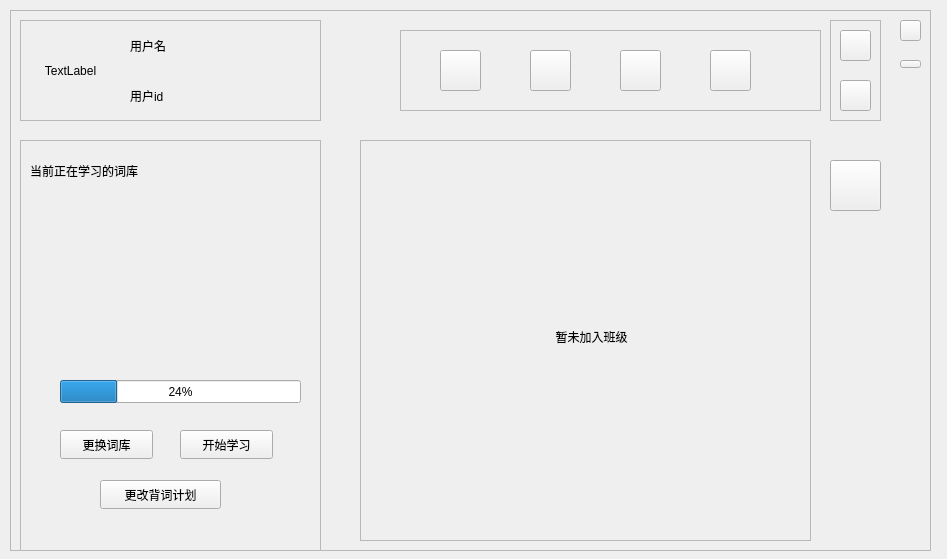
Above: student_main.ui from duoaidaoc/word-memorize-software before the change. Below: the same form after it.
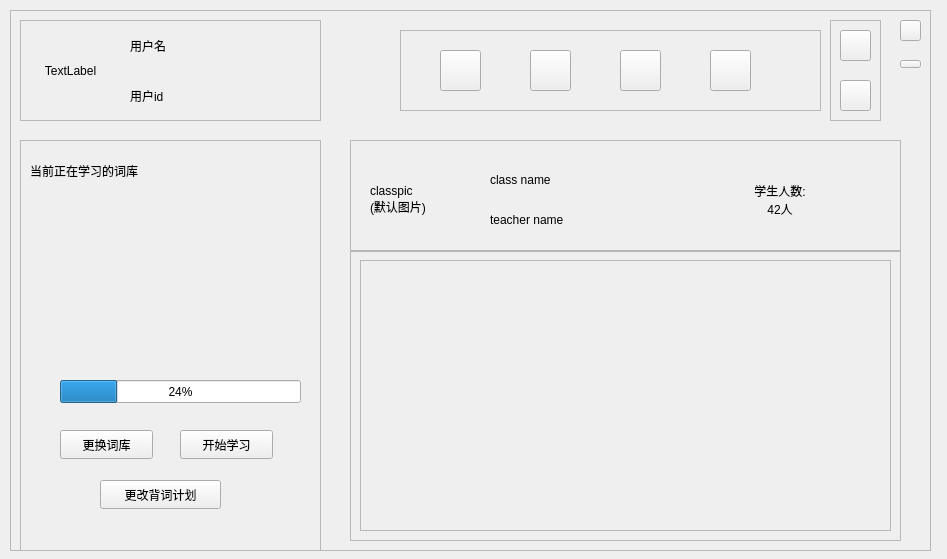
That is the form after the change.

Patch:
```diff
--- a/student_main.ui
+++ b/student_main.ui
@@ -151,10 +151,10 @@
      </rect>
     </property>
     <property name="currentIndex">
-     <number>3</number>
+     <number>5</number>
     </property>
     <widget class="QWidget" name="start_page">
-     <widget class="QLabel" name="label_6">
+     <widget class="QLabel" name="start_label">
       <property name="geometry">
        <rect>
         <x>10</x>
@@ -324,7 +324,7 @@
        <rect>
         <x>10</x>
         <y>10</y>
-        <width>451</width>
+        <width>481</width>
         <height>401</height>
        </rect>
       </property>
@@ -342,11 +342,11 @@
         <rect>
          <x>0</x>
          <y>0</y>
-         <width>449</width>
+         <width>479</width>
          <height>399</height>
         </rect>
        </property>
-       <widget class="QLabel" name="label_13">
+       <widget class="QLabel" name="class_label">
         <property name="geometry">
          <rect>
           <x>160</x>
@@ -367,10 +367,10 @@
      <widget class="QPushButton" name="pushButton_2">
       <property name="geometry">
        <rect>
-        <x>480</x>
-        <y>30</y>
-        <width>51</width>
-        <height>51</height>
+        <x>510</x>
+        <y>20</y>
+        <width>31</width>
+        <height>31</height>
        </rect>
       </property>
       <property name="text">
@@ -378,6 +378,167 @@
       </property>
      </widget>
     </widget>
+    <widget class="QWidget" name="task_page">
+     <widget class="QScrollArea" name="scrollArea_task">
+      <property name="geometry">
+       <rect>
+        <x>10</x>
+        <y>10</y>
+        <width>531</width>
+        <height>401</height>
+       </rect>
+      </property>
+      <property name="verticalScrollBarPolicy">
+       <enum>Qt::ScrollBarAlwaysOff</enum>
+      </property>
+      <property name="horizontalScrollBarPolicy">
+       <enum>Qt::ScrollBarAlwaysOff</enum>
+      </property>
+      <property name="widgetResizable">
+       <bool>true</bool>
+      </property>
+      <widget class="QWidget" name="task_contents">
+       <property name="geometry">
+        <rect>
+         <x>0</x>
+         <y>0</y>
+         <width>529</width>
+         <height>399</height>
+        </rect>
+       </property>
+       <widget class="QLabel" name="task_label">
+        <property name="geometry">
+         <rect>
+          <x>170</x>
+          <y>180</y>
+          <width>171</width>
+          <height>31</height>
+         </rect>
+        </property>
+        <property name="text">
+         <string>暂无任务</string>
+        </property>
+        <property name="alignment">
+         <set>Qt::AlignCenter</set>
+        </property>
+       </widget>
+      </widget>
+     </widget>
+    </widget>
+    <widget class="QWidget" name="class_detail_page">
+     <widget class="QFrame" name="class_detail_contents">
+      <property name="geometry">
+       <rect>
+        <x>0</x>
+        <y>10</y>
+        <width>551</width>
+        <height>401</height>
+       </rect>
+      </property>
+      <property name="frameShape">
+       <enum>QFrame::StyledPanel</enum>
+      </property>
+      <property name="frameShadow">
+       <enum>QFrame::Raised</enum>
+      </property>
+      <widget class="QLabel" name="label_6">
+       <property name="geometry">
+        <rect>
+         <x>20</x>
+         <y>20</y>
+         <width>80</width>
+         <height>80</height>
+        </rect>
+       </property>
+       <property name="text">
+        <string>classpic
+(默认图片)</string>
+       </property>
+      </widget>
+      <widget class="QLabel" name="label_14">
+       <property name="geometry">
+        <rect>
+         <x>140</x>
+         <y>60</y>
+         <width>200</width>
+         <height>40</height>
+        </rect>
+       </property>
+       <property name="text">
+        <string>teacher name</string>
+       </property>
+      </widget>
+      <widget class="QScrollArea" name="student_scroll">
+       <property name="geometry">
+        <rect>
+         <x>10</x>
+         <y>120</y>
+         <width>531</width>
+         <height>271</height>
+        </rect>
+       </property>
+       <property name="widgetResizable">
+        <bool>true</bool>
+       </property>
+       <widget class="QWidget" name="student_display">
+        <property name="geometry">
+         <rect>
+          <x>0</x>
+          <y>0</y>
+          <width>529</width>
+          <height>269</height>
+         </rect>
+        </property>
+       </widget>
+      </widget>
+      <widget class="QLabel" name="label_13">
+       <property name="geometry">
+        <rect>
+         <x>140</x>
+         <y>20</y>
+         <width>200</width>
+         <height>40</height>
+        </rect>
+       </property>
+       <property name="text">
+        <string>class name</string>
+       </property>
+      </widget>
+      <widget class="QLabel" name="label_15">
+       <property name="geometry">
+        <rect>
+         <x>390</x>
+         <y>20</y>
+         <width>80</width>
+         <height>80</height>
+        </rect>
+       </property>
+       <property name="text">
+        <string>学生人数:
+42人</string>
+       </property>
+       <property name="alignment">
+        <set>Qt::AlignCenter</set>
+       </property>
+      </widget>
+      <widget class="QFrame" name="div_line">
+       <property name="geometry">
+        <rect>
+         <x>0</x>
+         <y>110</y>
+         <width>551</width>
+         <height>2</height>
+        </rect>
+       </property>
+       <property name="frameShape">
+        <enum>QFrame::StyledPanel</enum>
+       </property>
+       <property name="frameShadow">
+        <enum>QFrame::Raised</enum>
+       </property>
+      </widget>
+     </widget>
+    </widget>
    </widget>
    <widget class="QFrame" name="info_frame">
     <property name="geometry">
```
Left out of the diff: 6 changed lines with no effect on the pictures.
